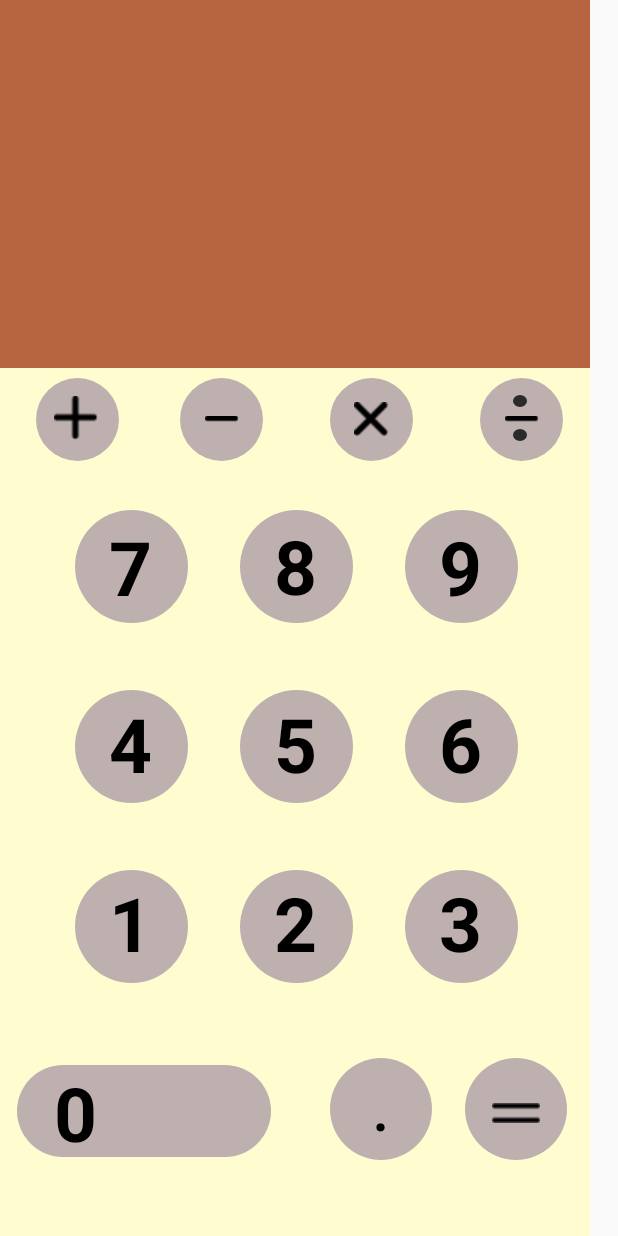
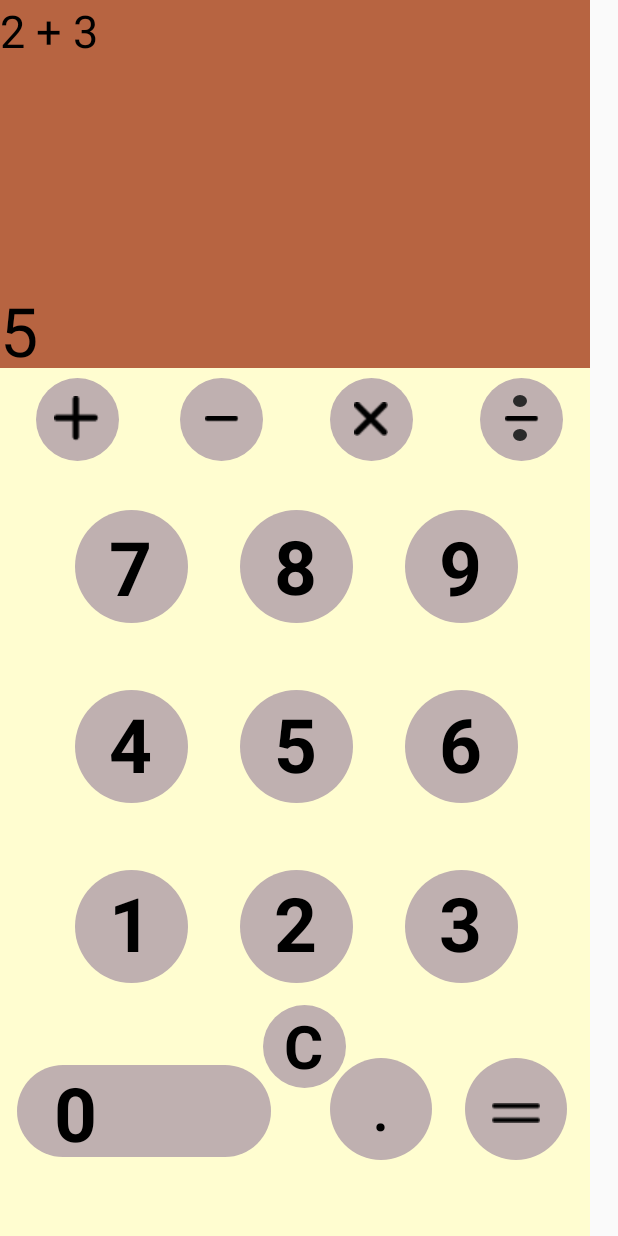
Before and after one commit to DxnnySZN/CalculatorAppDanielY, an Android app: the screen it shows after launch (frame_1_activity), on a phone screen of 412 x 824 dp. Run offline under Robolectric (Android 15) with nearby library versions, the phone set to English and light mode, and no system bars.

Commit message:
app crashes MUST FIX 9/12/23
created a "C" textview for clearing inputs, modified dimens, wireframe, and implemented code. WHEN CLICKING ANY OF THE TEXTVIEWS, THE APP CLOSES OUT. MAKE SURE YOU FIX THAT NOW!!!!!!!!

```diff
--- a/app/build.gradle
+++ b/app/build.gradle
@@ -33,6 +33,7 @@ dependencies {
     implementation 'androidx.appcompat:appcompat:1.6.1'
     implementation 'com.google.android.material:material:1.5.0'
     implementation 'androidx.constraintlayout:constraintlayout:2.1.4'
+    implementation 'io.apisense:rhino-android:1.0' // this library does the heavy lifting when it comes to doing the math
     testImplementation 'junit:junit:4.13.2'
     androidTestImplementation 'androidx.test.ext:junit:1.1.5'
     androidTestImplementation 'androidx.test.espresso:espresso-core:3.5.1'
--- a/app/src/main/res/layout/frame_1.xml
+++ b/app/src/main/res/layout/frame_1.xml
@@ -15,6 +15,7 @@
 	 *
 	 */
 	-->
+
 	<ScrollView android:id="@+id/frame_1"
 		android:layout_width="wrap_content"
 		android:layout_height="match_parent" >
@@ -44,6 +45,23 @@
 				android:layout_marginTop="0dp"
 				android:layout_width="393dp"
 				android:layout_height="245dp" />
+
+			<TextView
+				android:layout_width="wrap_content"
+				android:layout_height="wrap_content"
+				android:textColor="@color/black"
+				android:text="2 + 3"
+				android:textSize="@dimen/outputWorkingTextSize"
+				android:id="@+id/workingsTextView"  />
+
+			<TextView
+				android:layout_width="wrap_content"
+				android:layout_height="wrap_content"
+				android:layout_marginTop="@dimen/heightPaddingResultsText"
+				android:textColor="@color/black"
+				android:text="5"
+				android:textSize="@dimen/outputResultsTextSize"
+				android:id="@+id/resultTextView"  />
 
 			<View   android:id="@+id/circle"
 				android:background="@drawable/circle_shape"
@@ -151,6 +169,13 @@
 				android:layout_width="68dp"
 				android:layout_height="68dp" />
 
+			<View   android:id="@+id/circle_ek15"
+				android:background="@drawable/circle_ek14_shape"
+				android:layout_marginStart="175dp"
+				android:layout_marginTop="670dp"
+				android:layout_width="55dp"
+				android:layout_height="55dp" />
+
 			<View   android:id="@+id/rectangle_3"
 				android:background="@drawable/rectangle_3_shape"
 				 android:layout_marginStart="11dp"
@@ -174,6 +199,7 @@
 
 			<TextView
 				android:id="@+id/__"
+				android:onClick="decimalOnClick"
 				android:layout_width="80dp"
 				android:layout_height="89dp"
 				android:layout_gravity="center_horizontal|center"
@@ -183,9 +209,12 @@
 				android:gravity="center"
 				android:text="@string/_decimal_button"
 				android:textColor="@color/_bg__frame_1_color"
-				android:textSize="50sp" />
+				android:textSize="50sp"
+				 />
 
-			<TextView android:id="@+id/_0"
+			<TextView
+				android:id="@+id/_0"
+				android:onClick="zeroOnClick"
 				android:fontFamily="Inter"
 				android:textStyle="bold"
 				android:layout_gravity="center_horizontal|center"
@@ -201,6 +230,7 @@
 
 			<TextView
 				android:id="@+id/_1"
+				android:onClick="oneOnClick"
 				android:layout_width="94dp"
 				android:layout_height="103dp"
 				android:layout_gravity="center_horizontal|center"
@@ -215,6 +245,7 @@
 
 			<TextView
 				android:id="@+id/_2"
+				android:onClick="twoOnClick"
 				android:layout_width="94dp"
 				android:layout_height="103dp"
 				android:layout_gravity="center_horizontal|center"
@@ -229,6 +260,7 @@
 
 			<TextView
 				android:id="@+id/_3"
+				android:onClick="threeOnClick"
 				android:layout_width="94dp"
 				android:layout_height="103dp"
 				android:layout_gravity="center_horizontal|center"
@@ -243,6 +275,7 @@
 
 			<TextView
 				android:id="@+id/_6"
+				android:onClick="sixOnClick"
 				android:layout_width="94dp"
 				android:layout_height="103dp"
 				android:layout_gravity="center_horizontal|center"
@@ -257,6 +290,7 @@
 
 			<TextView
 				android:id="@+id/_5"
+				android:onClick="fiveOnClick"
 				android:layout_width="94dp"
 				android:layout_height="103dp"
 				android:layout_gravity="center_horizontal|center"
@@ -271,6 +305,7 @@
 
 			<TextView
 				android:id="@+id/_4"
+				android:onClick="fourOnClick"
 				android:layout_width="94dp"
 				android:layout_height="103dp"
 				android:layout_gravity="center_horizontal|center"
@@ -285,6 +320,7 @@
 
 			<TextView
 				android:id="@+id/_7"
+				android:onClick="sevenOnClick"
 				android:layout_width="94dp"
 				android:layout_height="103dp"
 				android:layout_gravity="center_horizontal|center"
@@ -299,6 +335,7 @@
 
 			<TextView
 				android:id="@+id/_8"
+				android:onClick="eightOnClick"
 				android:layout_width="94dp"
 				android:layout_height="103dp"
 				android:layout_gravity="center_horizontal|center"
@@ -313,6 +350,8 @@
 
 			<TextView
 				android:id="@+id/_9"
+				android:onClick="nineOnClick"
+				android:clickable="true"
 				android:layout_width="94dp"
 				android:layout_height="103dp"
 				android:layout_gravity="center_horizontal|center"
@@ -325,15 +364,33 @@
 				android:textSize="50sp"
 				android:textStyle="bold" />
 
-			<ImageView android:id="@+id/shape"
-				android:src="@drawable/shape"
+			<TextView
+				android:id="@+id/_C"
+				android:onClick="clearOnClick"
+				android:layout_width="94dp"
+				android:layout_height="103dp"
+				android:layout_gravity="center_horizontal|center"
+				android:layout_marginLeft="155dp"
+				android:layout_marginTop="645dp"
+				android:fontFamily="Inter"
+				android:gravity="center"
+				android:text="@string/_C_button"
+				android:textColor="@color/_bg__frame_1_color"
+				android:textSize="40sp"
+				android:textStyle="bold" />
+
+			<ImageView
+				android:id="@+id/shape"
+				android:onClick="addOnClick"
+				android:layout_width="wrap_content"
+				android:layout_height="wrap_content"
+				android:layout_marginStart="36dp"
+				android:layout_marginTop="264dp"
 				android:contentDescription="shape"
-				 android:layout_marginStart="36dp"
-				android:layout_marginTop="264dp"
-				android:layout_width="29.17dp"
-				android:layout_height="29.17dp" />
+				android:src="@drawable/shape" />
 
 			<ImageView android:id="@+id/shape_ek1"
+				android:onClick="subtractOnClick"
 				android:src="@drawable/shape_ek1"
 				android:contentDescription="shape_ek1"
 				 android:layout_marginStart="133dp"
@@ -343,6 +400,7 @@
 
 			<ImageView
 				android:id="@+id/shape_ek"
+				android:onClick="divideOnClick"
 				android:layout_width="29.17dp"
 				android:layout_height="4.17dp"
 				android:layout_marginStart="333dp"
@@ -351,6 +409,7 @@
 				android:src="@drawable/shape_ek1" />
 
 			<ImageView android:id="@+id/shape_ek2"
+				android:onClick="multiplyOnClick"
 				android:src="@drawable/shape_ek2"
 				android:contentDescription="shape_ek2"
 				 android:layout_marginStart="236dp"
@@ -359,6 +418,7 @@
 				android:layout_height="22.5dp" />
 
 			<ImageView android:id="@+id/shape_ek3"
+				android:onClick="equalsOnClick"
 				android:src="@drawable/shape_ek3"
 				android:contentDescription="shape_ek3"
 				 android:layout_marginStart="327.5dp"
--- a/app/src/main/res/values/dimens.xml
+++ b/app/src/main/res/values/dimens.xml
@@ -3,4 +3,7 @@
     <dimen name = "marginLeftColumn">40dp</dimen>
     <dimen name = "marginMiddleColumn">150dp</dimen>
     <dimen name = "marginRightColumn">260dp</dimen>
+    <dimen name = "outputWorkingTextSize">30sp</dimen>
+    <dimen name = "outputResultsTextSize">45sp</dimen>
+    <dimen name = "heightPaddingResultsText">190dp</dimen>
 </resources>
--- a/app/src/main/res/values/strings.xml
+++ b/app/src/main/res/values/strings.xml
@@ -15,4 +15,5 @@
 	<string name="_7_button">7</string>
 	<string name="_8_button">8</string>
 	<string name="_9_button">9</string>
+	<string name="_C_button">C</string>
 </resources>
```
Also changed, not shown: app/src/main/java/com/example/calculatorappdaniely/MainActivity.java (+81 -0 lines).
